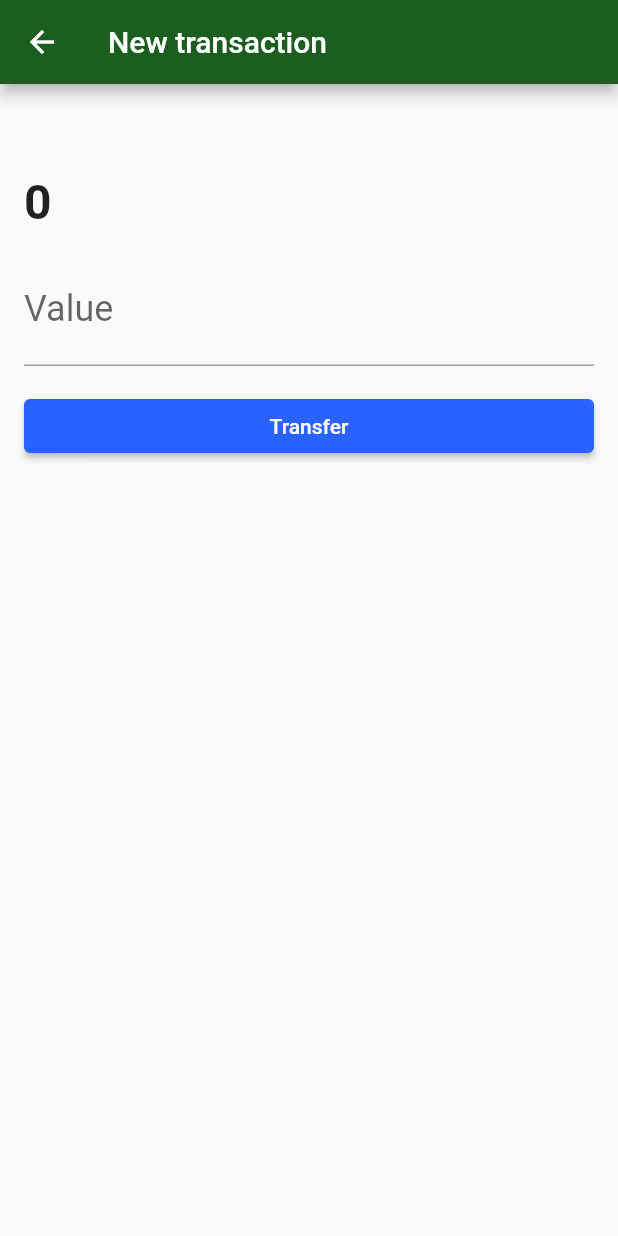
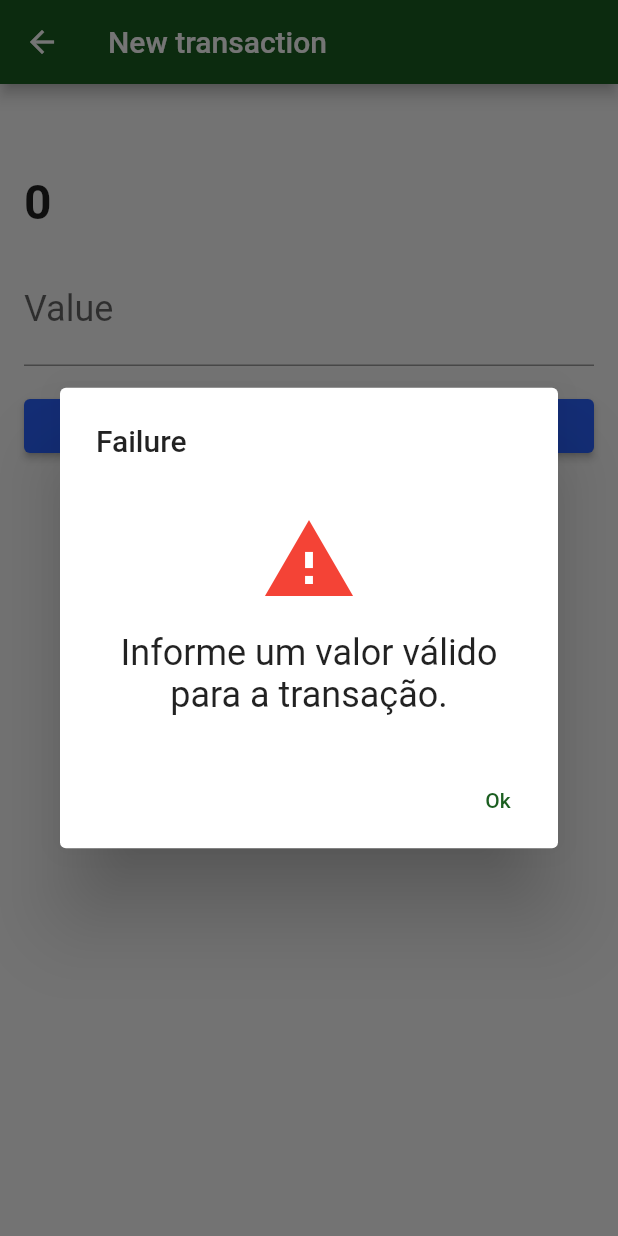
Before and after one commit to BrunoLeria/bytebank2, a Flutter app: the TransactionForm screen opened directly with empty values, after a tap on "Transfer", on a phone screen of 412 x 824 dp. Run offline on Flutter 3.47's test engine with Material 2 defaults, Android fonts, the phone set to English and light mode, and no system bars; our stand-ins replace sqflite; missing offline and left inert: http_interceptor; accounts and stored records are empty.

Commit message:
Adicionado mensagem para tratamento de erros

```diff
--- a/lib/api/webclient.dart
+++ b/lib/api/webclient.dart
@@ -4,6 +4,7 @@ import 'package:http_interceptor/http_interceptor.dart';
 import 'interceptors/logging.dart';
 
 const String baseUrl = 'http://192.168.0.243:8080/transactions';
-final Client client = InterceptedClient.build(interceptors: [
-  LoggingInterceptor(),
-]);
+final Client client = InterceptedClient.build(
+  interceptors: [LoggingInterceptor()],
+  requestTimeout: const Duration(seconds: 15),
+);
--- a/lib/api/webclients/transaction.dart
+++ b/lib/api/webclients/transaction.dart
@@ -7,9 +7,7 @@ import '../webclient.dart';
 
 class TransactionWebClient {
   Future<List<Transaction>> findAll() async {
-    final Response response = await client
-        .get(Uri.parse(baseUrl))
-        .timeout(const Duration(seconds: 15));
+    final Response response = await client.get(Uri.parse(baseUrl));
     final List<dynamic> decodedJson = jsonDecode(response.body);
     return decodedJson
         .map((dynamic json) => Transaction.fromJson(json))
@@ -22,15 +20,20 @@ class TransactionWebClient {
     final Response response = await client.post(Uri.parse(baseUrl),
         headers: {'Content-type': 'application/json', 'password': password},
         body: transactionJson);
+    if (response.statusCode == 200) {
+      return Transaction.fromJson(jsonDecode(response.body));
+    }
+    throw HttpException(_statusCodeResponses[response.statusCode]);
+  }
 
-    if (response.statusCode == 400) {
-      throw Exception('there was an error submitting transaction');
-    }
+  static final Map<int, String> _statusCodeResponses = {
+    400: 'Houve um erro ao enviar a transação.',
+    401: 'Falha na autenticação'
+  };
+}
 
-    if (response.statusCode == 401) {
-      throw Exception('authentication failed');
-    }
+class HttpException implements Exception {
+  final String? message;
 
-    return Transaction.fromJson(jsonDecode(response.body));
-  }
+  HttpException(this.message);
 }
--- /dev/null
+++ b/lib/components/response_dialog.dart
@@ -0,0 +1,108 @@
+import 'package:flutter/material.dart';
+
+class ResponseDialog extends StatelessWidget {
+  final String title;
+  final String message;
+  final String buttonText;
+  final IconData? icon;
+  final Color colorIcon;
+
+  ResponseDialog({
+    this.title = "",
+    this.message = "",
+    this.icon,
+    this.buttonText = 'Ok',
+    this.colorIcon = Colors.black,
+  });
+
+  @override
+  Widget build(BuildContext context) {
+    return AlertDialog(
+      title: Visibility(
+        child: Text(title),
+        visible: title.isNotEmpty,
+      ),
+      content: Column(
+        mainAxisSize: MainAxisSize.min,
+        mainAxisAlignment: MainAxisAlignment.center,
+        crossAxisAlignment: CrossAxisAlignment.center,
+        children: <Widget>[
+          Visibility(
+            visible: icon != null,
+            child: Padding(
+              padding: const EdgeInsets.only(top: 16.0),
+              child: Icon(
+                icon,
+                size: 64,
+                color: colorIcon,
+              ),
+            ),
+          ),
+          Visibility(
+            visible: message.isNotEmpty,
+            child: Padding(
+              padding: const EdgeInsets.only(top: 16.0),
+              child: Text(
+                message,
+                textAlign: TextAlign.center,
+                style: const TextStyle(
+                  fontSize: 24.0,
+                ),
+              ),
+            ),
+          )
+        ],
+      ),
+      actions: <Widget>[
+        TextButton(
+          child: Text(buttonText),
+          onPressed: () => Navigator.pop(context),
+        )
+      ],
+    );
+  }
+}
+
+class SuccessDialog extends StatelessWidget {
+  final String title;
+  final String message;
+  final IconData icon;
+
+  const SuccessDialog(
+    this.message, {
+    this.title = 'Success',
+    this.icon = Icons.done,
+  });
+
+  @override
+  Widget build(BuildContext context) {
+    return ResponseDialog(
+      title: title,
+      message: message,
+      icon: icon,
+      colorIcon: Colors.green,
+    );
+  }
+}
+
+class FailureDialog extends StatelessWidget {
+  final String title;
+  final String message;
+  final IconData icon;
+
+  const FailureDialog(
+    this.message, {
+    this.title = 'Failure',
+    this.icon = Icons.warning,
+  });
+
+  @override
+  Widget build(BuildContext context) {
+    return ResponseDialog(
+      title: title,
+      message: message,
+      icon: icon,
+      colorIcon: Colors.red,
+    );
+  }
+}
--- a/lib/views/transactions/form.dart
+++ b/lib/views/transactions/form.dart
@@ -1,7 +1,10 @@
+import 'dart:async';
+
 import 'package:bytebank2/components/transaction_auth_dialog.dart';
 import 'package:flutter/material.dart';
 
 import '../../api/webclients/transaction.dart';
+import '../../components/response_dialog.dart';
 import '../../models/contact.dart';
 import 'list.dart';
 
@@ -63,19 +66,7 @@ class _TransactionFormState extends State<TransactionForm> {
                   child: ElevatedButton(
                     child: const Text('Transfer'),
                     onPressed: () {
-                      final double? value =
-                          double.tryParse(_valueController.text);
-                      final transactionCreated =
-                          Transaction(value!, widget.contact);
-                      showDialog(
-                        context: context,
-                        builder: (contextDialog) {
-                          return TransactionAuthDialog(
-                            onConfirm: (password) =>
-                                _save(transactionCreated, password, context),
-                          );
-                        },
-                      );
+                      _initiateTransaction(context);
                     },
                   ),
                 ),
@@ -87,13 +78,50 @@ class _TransactionFormState extends State<TransactionForm> {
     );
   }
 
-  void _save(
-      Transaction transactionCreated, String password, BuildContext context) {
-    _webClient.save(transactionCreated, password).then((transaction) {
+  void _initiateTransaction(BuildContext context) {
+    final double? value = double.tryParse(_valueController.text);
+    if (value == null) {
+      showDialog(
+          context: context,
+          builder: (contextDialog) {
+            return const FailureDialog(
+                "Informe um valor válido para a transação.");
+          });
+    }
+    final transactionCreated = Transaction(value!, widget.contact);
+    showDialog(
+      context: context,
+      builder: (contextDialog) {
+        return TransactionAuthDialog(
+          onConfirm: (password) => _save(transactionCreated, password, context),
+        );
+      },
+    );
+  }
+
+  void _save(Transaction transactionCreated, String password,
+      BuildContext context) async {
+    await _webClient.save(transactionCreated, password).then((transaction) {
       Navigator.pop(context);
+      showDialog(
+          context: context,
+          builder: (contextDialog) {
+            return const SuccessDialog("Transação feita com sucesso!");
+          });
     }).catchError((e) {
-      print(e);
-    });
+      showDialog(
+          context: context,
+          builder: (contextDialog) {
+            return FailureDialog(e.message);
+          });
+    }, test: (e) => e is HttpException).catchError((e) {
+      showDialog(
+          context: context,
+          builder: (contextDialog) {
+            return const FailureDialog(
+                "Houve um problema com a coneão. Tente novamente mais tarde.");
+          });
+    }, test: (e) => e is TimeoutException);
     ;
   }
 }
```
